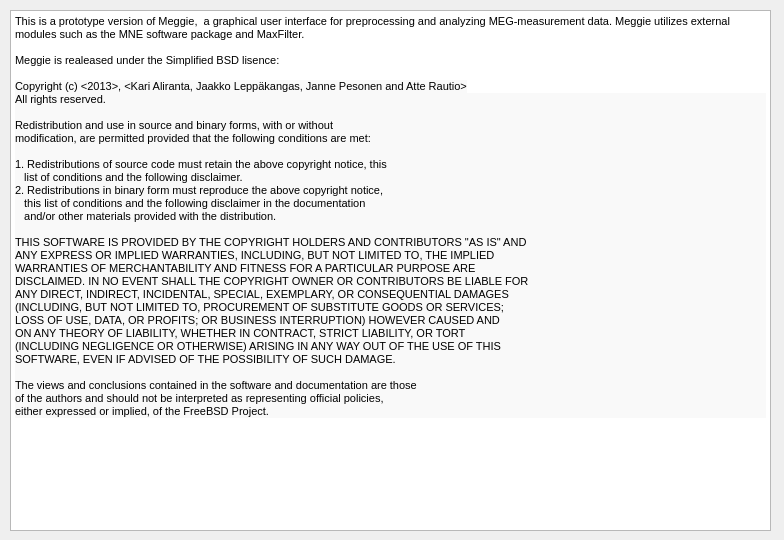
Above: hoksotin/ui/qt4Designer_ui_files/About.ui from cibr-jyu/meggie before the change. Below: the same form after it.
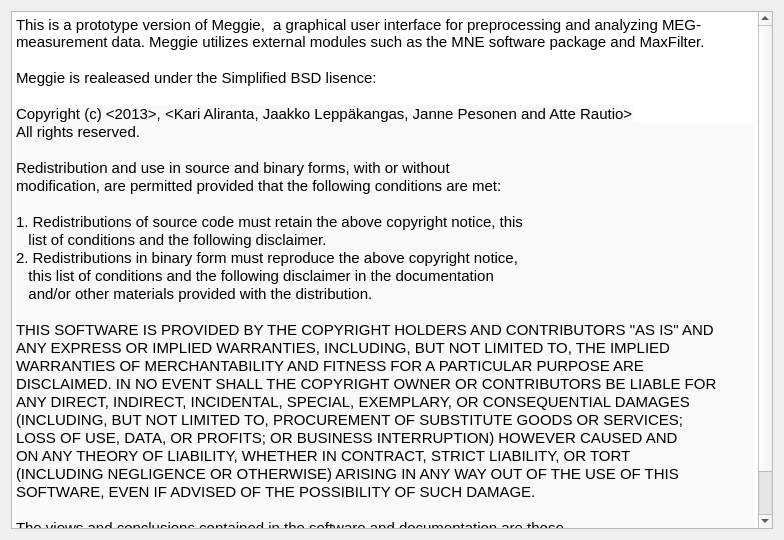
That is the form after the change.

Commit message: AboutDialogi järkeväksi

What changed in the file:
```diff
--- a/hoksotin/ui/qt4Designer_ui_files/About.ui
+++ b/hoksotin/ui/qt4Designer_ui_files/About.ui
@@ -13,52 +13,48 @@
   <property name="windowTitle">
    <string>Dialog</string>
   </property>
-  <widget class="QTextBrowser" name="textBrowser">
-   <property name="geometry">
-    <rect>
-     <x>10</x>
-     <y>10</y>
-     <width>761</width>
-     <height>521</height>
-    </rect>
-   </property>
-   <property name="html">
-    <string>&lt;!DOCTYPE HTML PUBLIC &quot;-//W3C//DTD HTML 4.0//EN&quot; &quot;http://www.w3.org/TR/REC-html40/strict.dtd&quot;&gt;
+  <layout class="QGridLayout" name="gridLayout">
+   <item row="0" column="0">
+    <widget class="QTextBrowser" name="textBrowser">
+     <property name="html">
+      <string>&lt;!DOCTYPE HTML PUBLIC &quot;-//W3C//DTD HTML 4.0//EN&quot; &quot;http://www.w3.org/TR/REC-html40/strict.dtd&quot;&gt;
 &lt;html&gt;&lt;head&gt;&lt;meta name=&quot;qrichtext&quot; content=&quot;1&quot; /&gt;&lt;style type=&quot;text/css&quot;&gt;
 p, li { white-space: pre-wrap; }
-&lt;/style&gt;&lt;/head&gt;&lt;body style=&quot; font-family:'MS Shell Dlg 2'; font-size:8.25pt; font-weight:400; font-style:normal;&quot;&gt;
-&lt;p style=&quot; margin-top:0px; margin-bottom:0px; margin-left:0px; margin-right:0px; -qt-block-indent:0; text-indent:0px;&quot;&gt;&lt;span style=&quot; font-size:8pt;&quot;&gt;This is a prototype version of Meggie,  a graphical user interface for preprocessing and analyzing MEG-measurement data. Meggie utilizes external modules such as the MNE software package and MaxFilter.&lt;/span&gt;&lt;/p&gt;
-&lt;p style=&quot;-qt-paragraph-type:empty; margin-top:0px; margin-bottom:0px; margin-left:0px; margin-right:0px; -qt-block-indent:0; text-indent:0px; font-size:8pt;&quot;&gt;&lt;br /&gt;&lt;/p&gt;
-&lt;p style=&quot; margin-top:0px; margin-bottom:0px; margin-left:0px; margin-right:0px; -qt-block-indent:0; text-indent:0px;&quot;&gt;&lt;span style=&quot; font-size:8pt;&quot;&gt;Meggie is realeased under the Simplified BSD lisence:&lt;/span&gt;&lt;/p&gt;
-&lt;p style=&quot;-qt-paragraph-type:empty; margin-top:0px; margin-bottom:0px; margin-left:0px; margin-right:0px; -qt-block-indent:0; text-indent:0px; font-size:8pt;&quot;&gt;&lt;br /&gt;&lt;/p&gt;
-&lt;p style=&quot; margin-top:0px; margin-bottom:0px; margin-left:0px; margin-right:0px; -qt-block-indent:0; text-indent:0px;&quot;&gt;&lt;span style=&quot; font-family:'monospace,Courier'; font-size:8pt; color:#000000; background-color:#f9f9f9;&quot;&gt;Copyright (c) &amp;lt;2013&amp;gt;, &amp;lt;Kari Aliranta, Jaakko Leppäkangas, Janne Pesonen and Atte Rautio&amp;gt;&lt;/span&gt;&lt;/p&gt;
-&lt;p style=&quot; margin-top:0px; margin-bottom:0px; margin-left:0px; margin-right:0px; -qt-block-indent:0; text-indent:0px; background-color:#f9f9f9;&quot;&gt;&lt;span style=&quot; font-family:'monospace,Courier'; font-size:8pt; color:#000000; background-color:#f9f9f9;&quot;&gt;All rights reserved.&lt;/span&gt;&lt;/p&gt;
-&lt;p style=&quot;-qt-paragraph-type:empty; margin-top:0px; margin-bottom:0px; margin-left:0px; margin-right:0px; -qt-block-indent:0; text-indent:0px; font-family:'monospace,Courier'; font-size:8pt; color:#000000; background-color:#f9f9f9;&quot;&gt;&lt;br /&gt;&lt;/p&gt;
-&lt;p style=&quot; margin-top:0px; margin-bottom:0px; margin-left:0px; margin-right:0px; -qt-block-indent:0; text-indent:0px; background-color:#f9f9f9;&quot;&gt;&lt;span style=&quot; font-family:'monospace,Courier'; font-size:8pt; color:#000000; background-color:#f9f9f9;&quot;&gt;Redistribution and use in source and binary forms, with or without&lt;/span&gt;&lt;/p&gt;
-&lt;p style=&quot; margin-top:0px; margin-bottom:0px; margin-left:0px; margin-right:0px; -qt-block-indent:0; text-indent:0px; background-color:#f9f9f9;&quot;&gt;&lt;span style=&quot; font-family:'monospace,Courier'; font-size:8pt; color:#000000; background-color:#f9f9f9;&quot;&gt;modification, are permitted provided that the following conditions are met: &lt;/span&gt;&lt;/p&gt;
-&lt;p style=&quot;-qt-paragraph-type:empty; margin-top:0px; margin-bottom:0px; margin-left:0px; margin-right:0px; -qt-block-indent:0; text-indent:0px; font-family:'monospace,Courier'; font-size:8pt; color:#000000; background-color:#f9f9f9;&quot;&gt;&lt;br /&gt;&lt;/p&gt;
-&lt;p style=&quot; margin-top:0px; margin-bottom:0px; margin-left:0px; margin-right:0px; -qt-block-indent:0; text-indent:0px; background-color:#f9f9f9;&quot;&gt;&lt;span style=&quot; font-family:'monospace,Courier'; font-size:8pt; color:#000000; background-color:#f9f9f9;&quot;&gt;1. Redistributions of source code must retain the above copyright notice, this&lt;/span&gt;&lt;/p&gt;
-&lt;p style=&quot; margin-top:0px; margin-bottom:0px; margin-left:0px; margin-right:0px; -qt-block-indent:0; text-indent:0px; background-color:#f9f9f9;&quot;&gt;&lt;span style=&quot; font-family:'monospace,Courier'; font-size:8pt; color:#000000; background-color:#f9f9f9;&quot;&gt;   list of conditions and the following disclaimer. &lt;/span&gt;&lt;/p&gt;
-&lt;p style=&quot; margin-top:0px; margin-bottom:0px; margin-left:0px; margin-right:0px; -qt-block-indent:0; text-indent:0px; background-color:#f9f9f9;&quot;&gt;&lt;span style=&quot; font-family:'monospace,Courier'; font-size:8pt; color:#000000; background-color:#f9f9f9;&quot;&gt;2. Redistributions in binary form must reproduce the above copyright notice,&lt;/span&gt;&lt;/p&gt;
-&lt;p style=&quot; margin-top:0px; margin-bottom:0px; margin-left:0px; margin-right:0px; -qt-block-indent:0; text-indent:0px; background-color:#f9f9f9;&quot;&gt;&lt;span style=&quot; font-family:'monospace,Courier'; font-size:8pt; color:#000000; background-color:#f9f9f9;&quot;&gt;   this list of conditions and the following disclaimer in the documentation&lt;/span&gt;&lt;/p&gt;
-&lt;p style=&quot; margin-top:0px; margin-bottom:0px; margin-left:0px; margin-right:0px; -qt-block-indent:0; text-indent:0px; background-color:#f9f9f9;&quot;&gt;&lt;span style=&quot; font-family:'monospace,Courier'; font-size:8pt; color:#000000; background-color:#f9f9f9;&quot;&gt;   and/or other materials provided with the distribution. &lt;/span&gt;&lt;/p&gt;
-&lt;p style=&quot;-qt-paragraph-type:empty; margin-top:0px; margin-bottom:0px; margin-left:0px; margin-right:0px; -qt-block-indent:0; text-indent:0px; font-family:'monospace,Courier'; font-size:8pt; color:#000000; background-color:#f9f9f9;&quot;&gt;&lt;br /&gt;&lt;/p&gt;
-&lt;p style=&quot; margin-top:0px; margin-bottom:0px; margin-left:0px; margin-right:0px; -qt-block-indent:0; text-indent:0px; background-color:#f9f9f9;&quot;&gt;&lt;span style=&quot; font-family:'monospace,Courier'; font-size:8pt; color:#000000; background-color:#f9f9f9;&quot;&gt;THIS SOFTWARE IS PROVIDED BY THE COPYRIGHT HOLDERS AND CONTRIBUTORS &amp;quot;AS IS&amp;quot; AND&lt;/span&gt;&lt;/p&gt;
-&lt;p style=&quot; margin-top:0px; margin-bottom:0px; margin-left:0px; margin-right:0px; -qt-block-indent:0; text-indent:0px; background-color:#f9f9f9;&quot;&gt;&lt;span style=&quot; font-family:'monospace,Courier'; font-size:8pt; color:#000000; background-color:#f9f9f9;&quot;&gt;ANY EXPRESS OR IMPLIED WARRANTIES, INCLUDING, BUT NOT LIMITED TO, THE IMPLIED&lt;/span&gt;&lt;/p&gt;
-&lt;p style=&quot; margin-top:0px; margin-bottom:0px; margin-left:0px; margin-right:0px; -qt-block-indent:0; text-indent:0px; background-color:#f9f9f9;&quot;&gt;&lt;span style=&quot; font-family:'monospace,Courier'; font-size:8pt; color:#000000; background-color:#f9f9f9;&quot;&gt;WARRANTIES OF MERCHANTABILITY AND FITNESS FOR A PARTICULAR PURPOSE ARE&lt;/span&gt;&lt;/p&gt;
-&lt;p style=&quot; margin-top:0px; margin-bottom:0px; margin-left:0px; margin-right:0px; -qt-block-indent:0; text-indent:0px; background-color:#f9f9f9;&quot;&gt;&lt;span style=&quot; font-family:'monospace,Courier'; font-size:8pt; color:#000000; background-color:#f9f9f9;&quot;&gt;DISCLAIMED. IN NO EVENT SHALL THE COPYRIGHT OWNER OR CONTRIBUTORS BE LIABLE FOR&lt;/span&gt;&lt;/p&gt;
-&lt;p style=&quot; margin-top:0px; margin-bottom:0px; margin-left:0px; margin-right:0px; -qt-block-indent:0; text-indent:0px; background-color:#f9f9f9;&quot;&gt;&lt;span style=&quot; font-family:'monospace,Courier'; font-size:8pt; color:#000000; background-color:#f9f9f9;&quot;&gt;ANY DIRECT, INDIRECT, INCIDENTAL, SPECIAL, EXEMPLARY, OR CONSEQUENTIAL DAMAGES&lt;/span&gt;&lt;/p&gt;
-&lt;p style=&quot; margin-top:0px; margin-bottom:0px; margin-left:0px; margin-right:0px; -qt-block-indent:0; text-indent:0px; background-color:#f9f9f9;&quot;&gt;&lt;span style=&quot; font-family:'monospace,Courier'; font-size:8pt; color:#000000; background-color:#f9f9f9;&quot;&gt;(INCLUDING, BUT NOT LIMITED TO, PROCUREMENT OF SUBSTITUTE GOODS OR SERVICES;&lt;/span&gt;&lt;/p&gt;
-&lt;p style=&quot; margin-top:0px; margin-bottom:0px; margin-left:0px; margin-right:0px; -qt-block-indent:0; text-indent:0px; background-color:#f9f9f9;&quot;&gt;&lt;span style=&quot; font-family:'monospace,Courier'; font-size:8pt; color:#000000; background-color:#f9f9f9;&quot;&gt;LOSS OF USE, DATA, OR PROFITS; OR BUSINESS INTERRUPTION) HOWEVER CAUSED AND&lt;/span&gt;&lt;/p&gt;
-&lt;p style=&quot; margin-top:0px; margin-bottom:0px; margin-left:0px; margin-right:0px; -qt-block-indent:0; text-indent:0px; background-color:#f9f9f9;&quot;&gt;&lt;span style=&quot; font-family:'monospace,Courier'; font-size:8pt; color:#000000; background-color:#f9f9f9;&quot;&gt;ON ANY THEORY OF LIABILITY, WHETHER IN CONTRACT, STRICT LIABILITY, OR TORT&lt;/span&gt;&lt;/p&gt;
-&lt;p style=&quot; margin-top:0px; margin-bottom:0px; margin-left:0px; margin-right:0px; -qt-block-indent:0; text-indent:0px; background-color:#f9f9f9;&quot;&gt;&lt;span style=&quot; font-family:'monospace,Courier'; font-size:8pt; color:#000000; background-color:#f9f9f9;&quot;&gt;(INCLUDING NEGLIGENCE OR OTHERWISE) ARISING IN ANY WAY OUT OF THE USE OF THIS&lt;/span&gt;&lt;/p&gt;
-&lt;p style=&quot; margin-top:0px; margin-bottom:0px; margin-left:0px; margin-right:0px; -qt-block-indent:0; text-indent:0px; background-color:#f9f9f9;&quot;&gt;&lt;span style=&quot; font-family:'monospace,Courier'; font-size:8pt; color:#000000; background-color:#f9f9f9;&quot;&gt;SOFTWARE, EVEN IF ADVISED OF THE POSSIBILITY OF SUCH DAMAGE.&lt;/span&gt;&lt;/p&gt;
-&lt;p style=&quot;-qt-paragraph-type:empty; margin-top:0px; margin-bottom:0px; margin-left:0px; margin-right:0px; -qt-block-indent:0; text-indent:0px; font-family:'monospace,Courier'; font-size:8pt; color:#000000; background-color:#f9f9f9;&quot;&gt;&lt;br /&gt;&lt;/p&gt;
-&lt;p style=&quot; margin-top:0px; margin-bottom:0px; margin-left:0px; margin-right:0px; -qt-block-indent:0; text-indent:0px; background-color:#f9f9f9;&quot;&gt;&lt;span style=&quot; font-family:'monospace,Courier'; font-size:8pt; color:#000000; background-color:#f9f9f9;&quot;&gt;The views and conclusions contained in the software and documentation are those&lt;/span&gt;&lt;/p&gt;
-&lt;p style=&quot; margin-top:0px; margin-bottom:0px; margin-left:0px; margin-right:0px; -qt-block-indent:0; text-indent:0px; background-color:#f9f9f9;&quot;&gt;&lt;span style=&quot; font-family:'monospace,Courier'; font-size:8pt; color:#000000; background-color:#f9f9f9;&quot;&gt;of the authors and should not be interpreted as representing official policies, &lt;/span&gt;&lt;/p&gt;
-&lt;p style=&quot; margin-top:0px; margin-bottom:12px; margin-left:0px; margin-right:0px; -qt-block-indent:0; text-indent:0px; background-color:#f9f9f9;&quot;&gt;&lt;span style=&quot; font-family:'monospace,Courier'; font-size:8pt; color:#000000; background-color:#f9f9f9;&quot;&gt;either expressed or implied, of the FreeBSD Project.&lt;/span&gt;&lt;/p&gt;&lt;/body&gt;&lt;/html&gt;</string>
-   </property>
-  </widget>
+&lt;/style&gt;&lt;/head&gt;&lt;body style=&quot; font-family:'Sans Serif'; font-size:10pt; font-weight:400; font-style:normal;&quot;&gt;
+&lt;p style=&quot; margin-top:0px; margin-bottom:0px; margin-left:0px; margin-right:0px; -qt-block-indent:0; text-indent:0px;&quot;&gt;&lt;span style=&quot; font-family:'MS Shell Dlg 2'; font-size:11pt;&quot;&gt;This is a prototype version of Meggie,  a graphical user interface for preprocessing and analyzing MEG-measurement data. Meggie utilizes external modules such as the MNE software package and MaxFilter.&lt;/span&gt;&lt;/p&gt;
+&lt;p style=&quot;-qt-paragraph-type:empty; margin-top:0px; margin-bottom:0px; margin-left:0px; margin-right:0px; -qt-block-indent:0; text-indent:0px; font-family:'MS Shell Dlg 2'; font-size:11pt;&quot;&gt;&lt;br /&gt;&lt;/p&gt;
+&lt;p style=&quot; margin-top:0px; margin-bottom:0px; margin-left:0px; margin-right:0px; -qt-block-indent:0; text-indent:0px;&quot;&gt;&lt;span style=&quot; font-family:'MS Shell Dlg 2'; font-size:11pt;&quot;&gt;Meggie is realeased under the Simplified BSD lisence:&lt;/span&gt;&lt;/p&gt;
+&lt;p style=&quot;-qt-paragraph-type:empty; margin-top:0px; margin-bottom:0px; margin-left:0px; margin-right:0px; -qt-block-indent:0; text-indent:0px; font-family:'MS Shell Dlg 2'; font-size:11pt;&quot;&gt;&lt;br /&gt;&lt;/p&gt;
+&lt;p style=&quot; margin-top:0px; margin-bottom:0px; margin-left:0px; margin-right:0px; -qt-block-indent:0; text-indent:0px;&quot;&gt;&lt;span style=&quot; font-family:'monospace,Courier'; font-size:11pt; color:#000000; background-color:#f9f9f9;&quot;&gt;Copyright (c) &amp;lt;2013&amp;gt;, &amp;lt;Kari Aliranta, Jaakko Leppäkangas, Janne Pesonen and Atte Rautio&amp;gt;&lt;/span&gt;&lt;/p&gt;
+&lt;p style=&quot; margin-top:0px; margin-bottom:0px; margin-left:0px; margin-right:0px; -qt-block-indent:0; text-indent:0px; background-color:#f9f9f9;&quot;&gt;&lt;span style=&quot; font-family:'monospace,Courier'; font-size:11pt; color:#000000; background-color:#f9f9f9;&quot;&gt;All rights reserved.&lt;/span&gt;&lt;/p&gt;
+&lt;p style=&quot;-qt-paragraph-type:empty; margin-top:0px; margin-bottom:0px; margin-left:0px; margin-right:0px; -qt-block-indent:0; text-indent:0px; font-family:'monospace,Courier'; font-size:11pt; color:#000000; background-color:#f9f9f9;&quot;&gt;&lt;br /&gt;&lt;/p&gt;
+&lt;p style=&quot; margin-top:0px; margin-bottom:0px; margin-left:0px; margin-right:0px; -qt-block-indent:0; text-indent:0px; background-color:#f9f9f9;&quot;&gt;&lt;span style=&quot; font-family:'monospace,Courier'; font-size:11pt; color:#000000; background-color:#f9f9f9;&quot;&gt;Redistribution and use in source and binary forms, with or without&lt;/span&gt;&lt;/p&gt;
+&lt;p style=&quot; margin-top:0px; margin-bottom:0px; margin-left:0px; margin-right:0px; -qt-block-indent:0; text-indent:0px; background-color:#f9f9f9;&quot;&gt;&lt;span style=&quot; font-family:'monospace,Courier'; font-size:11pt; color:#000000; background-color:#f9f9f9;&quot;&gt;modification, are permitted provided that the following conditions are met: &lt;/span&gt;&lt;/p&gt;
+&lt;p style=&quot;-qt-paragraph-type:empty; margin-top:0px; margin-bottom:0px; margin-left:0px; margin-right:0px; -qt-block-indent:0; text-indent:0px; font-family:'monospace,Courier'; font-size:11pt; color:#000000; background-color:#f9f9f9;&quot;&gt;&lt;br /&gt;&lt;/p&gt;
+&lt;p style=&quot; margin-top:0px; margin-bottom:0px; margin-left:0px; margin-right:0px; -qt-block-indent:0; text-indent:0px; background-color:#f9f9f9;&quot;&gt;&lt;span style=&quot; font-family:'monospace,Courier'; font-size:11pt; color:#000000; background-color:#f9f9f9;&quot;&gt;1. Redistributions of source code must retain the above copyright notice, this&lt;/span&gt;&lt;/p&gt;
+&lt;p style=&quot; margin-top:0px; margin-bottom:0px; margin-left:0px; margin-right:0px; -qt-block-indent:0; text-indent:0px; background-color:#f9f9f9;&quot;&gt;&lt;span style=&quot; font-family:'monospace,Courier'; font-size:11pt; color:#000000; background-color:#f9f9f9;&quot;&gt;   list of conditions and the following disclaimer. &lt;/span&gt;&lt;/p&gt;
+&lt;p style=&quot; margin-top:0px; margin-bottom:0px; margin-left:0px; margin-right:0px; -qt-block-indent:0; text-indent:0px; background-color:#f9f9f9;&quot;&gt;&lt;span style=&quot; font-family:'monospace,Courier'; font-size:11pt; color:#000000; background-color:#f9f9f9;&quot;&gt;2. Redistributions in binary form must reproduce the above copyright notice,&lt;/span&gt;&lt;/p&gt;
+&lt;p style=&quot; margin-top:0px; margin-bottom:0px; margin-left:0px; margin-right:0px; -qt-block-indent:0; text-indent:0px; background-color:#f9f9f9;&quot;&gt;&lt;span style=&quot; font-family:'monospace,Courier'; font-size:11pt; color:#000000; background-color:#f9f9f9;&quot;&gt;   this list of conditions and the following disclaimer in the documentation&lt;/span&gt;&lt;/p&gt;
+&lt;p style=&quot; margin-top:0px; margin-bottom:0px; margin-left:0px; margin-right:0px; -qt-block-indent:0; text-indent:0px; background-color:#f9f9f9;&quot;&gt;&lt;span style=&quot; font-family:'monospace,Courier'; font-size:11pt; color:#000000; background-color:#f9f9f9;&quot;&gt;   and/or other materials provided with the distribution. &lt;/span&gt;&lt;/p&gt;
+&lt;p style=&quot;-qt-paragraph-type:empty; margin-top:0px; margin-bottom:0px; margin-left:0px; margin-right:0px; -qt-block-indent:0; text-indent:0px; font-family:'monospace,Courier'; font-size:11pt; color:#000000; background-color:#f9f9f9;&quot;&gt;&lt;br /&gt;&lt;/p&gt;
+&lt;p style=&quot; margin-top:0px; margin-bottom:0px; margin-left:0px; margin-right:0px; -qt-block-indent:0; text-indent:0px; background-color:#f9f9f9;&quot;&gt;&lt;span style=&quot; font-family:'monospace,Courier'; font-size:11pt; color:#000000; background-color:#f9f9f9;&quot;&gt;THIS SOFTWARE IS PROVIDED BY THE COPYRIGHT HOLDERS AND CONTRIBUTORS &amp;quot;AS IS&amp;quot; AND&lt;/span&gt;&lt;/p&gt;
+&lt;p style=&quot; margin-top:0px; margin-bottom:0px; margin-left:0px; margin-right:0px; -qt-block-indent:0; text-indent:0px; background-color:#f9f9f9;&quot;&gt;&lt;span style=&quot; font-family:'monospace,Courier'; font-size:11pt; color:#000000; background-color:#f9f9f9;&quot;&gt;ANY EXPRESS OR IMPLIED WARRANTIES, INCLUDING, BUT NOT LIMITED TO, THE IMPLIED&lt;/span&gt;&lt;/p&gt;
+&lt;p style=&quot; margin-top:0px; margin-bottom:0px; margin-left:0px; margin-right:0px; -qt-block-indent:0; text-indent:0px; background-color:#f9f9f9;&quot;&gt;&lt;span style=&quot; font-family:'monospace,Courier'; font-size:11pt; color:#000000; background-color:#f9f9f9;&quot;&gt;WARRANTIES OF MERCHANTABILITY AND FITNESS FOR A PARTICULAR PURPOSE ARE&lt;/span&gt;&lt;/p&gt;
+&lt;p style=&quot; margin-top:0px; margin-bottom:0px; margin-left:0px; margin-right:0px; -qt-block-indent:0; text-indent:0px; background-color:#f9f9f9;&quot;&gt;&lt;span style=&quot; font-family:'monospace,Courier'; font-size:11pt; color:#000000; background-color:#f9f9f9;&quot;&gt;DISCLAIMED. IN NO EVENT SHALL THE COPYRIGHT OWNER OR CONTRIBUTORS BE LIABLE FOR&lt;/span&gt;&lt;/p&gt;
+&lt;p style=&quot; margin-top:0px; margin-bottom:0px; margin-left:0px; margin-right:0px; -qt-block-indent:0; text-indent:0px; background-color:#f9f9f9;&quot;&gt;&lt;span style=&quot; font-family:'monospace,Courier'; font-size:11pt; color:#000000; background-color:#f9f9f9;&quot;&gt;ANY DIRECT, INDIRECT, INCIDENTAL, SPECIAL, EXEMPLARY, OR CONSEQUENTIAL DAMAGES&lt;/span&gt;&lt;/p&gt;
+&lt;p style=&quot; margin-top:0px; margin-bottom:0px; margin-left:0px; margin-right:0px; -qt-block-indent:0; text-indent:0px; background-color:#f9f9f9;&quot;&gt;&lt;span style=&quot; font-family:'monospace,Courier'; font-size:11pt; color:#000000; background-color:#f9f9f9;&quot;&gt;(INCLUDING, BUT NOT LIMITED TO, PROCUREMENT OF SUBSTITUTE GOODS OR SERVICES;&lt;/span&gt;&lt;/p&gt;
+&lt;p style=&quot; margin-top:0px; margin-bottom:0px; margin-left:0px; margin-right:0px; -qt-block-indent:0; text-indent:0px; background-color:#f9f9f9;&quot;&gt;&lt;span style=&quot; font-family:'monospace,Courier'; font-size:11pt; color:#000000; background-color:#f9f9f9;&quot;&gt;LOSS OF USE, DATA, OR PROFITS; OR BUSINESS INTERRUPTION) HOWEVER CAUSED AND&lt;/span&gt;&lt;/p&gt;
+&lt;p style=&quot; margin-top:0px; margin-bottom:0px; margin-left:0px; margin-right:0px; -qt-block-indent:0; text-indent:0px; background-color:#f9f9f9;&quot;&gt;&lt;span style=&quot; font-family:'monospace,Courier'; font-size:11pt; color:#000000; background-color:#f9f9f9;&quot;&gt;ON ANY THEORY OF LIABILITY, WHETHER IN CONTRACT, STRICT LIABILITY, OR TORT&lt;/span&gt;&lt;/p&gt;
+&lt;p style=&quot; margin-top:0px; margin-bottom:0px; margin-left:0px; margin-right:0px; -qt-block-indent:0; text-indent:0px; background-color:#f9f9f9;&quot;&gt;&lt;span style=&quot; font-family:'monospace,Courier'; font-size:11pt; color:#000000; background-color:#f9f9f9;&quot;&gt;(INCLUDING NEGLIGENCE OR OTHERWISE) ARISING IN ANY WAY OUT OF THE USE OF THIS&lt;/span&gt;&lt;/p&gt;
+&lt;p style=&quot; margin-top:0px; margin-bottom:0px; margin-left:0px; margin-right:0px; -qt-block-indent:0; text-indent:0px; background-color:#f9f9f9;&quot;&gt;&lt;span style=&quot; font-family:'monospace,Courier'; font-size:11pt; color:#000000; background-color:#f9f9f9;&quot;&gt;SOFTWARE, EVEN IF ADVISED OF THE POSSIBILITY OF SUCH DAMAGE.&lt;/span&gt;&lt;/p&gt;
+&lt;p style=&quot;-qt-paragraph-type:empty; margin-top:0px; margin-bottom:0px; margin-left:0px; margin-right:0px; -qt-block-indent:0; text-indent:0px; font-family:'monospace,Courier'; font-size:11pt; color:#000000; background-color:#f9f9f9;&quot;&gt;&lt;br /&gt;&lt;/p&gt;
+&lt;p style=&quot; margin-top:0px; margin-bottom:0px; margin-left:0px; margin-right:0px; -qt-block-indent:0; text-indent:0px; background-color:#f9f9f9;&quot;&gt;&lt;span style=&quot; font-family:'monospace,Courier'; font-size:11pt; color:#000000; background-color:#f9f9f9;&quot;&gt;The views and conclusions contained in the software and documentation are those&lt;/span&gt;&lt;/p&gt;
+&lt;p style=&quot; margin-top:0px; margin-bottom:0px; margin-left:0px; margin-right:0px; -qt-block-indent:0; text-indent:0px; background-color:#f9f9f9;&quot;&gt;&lt;span style=&quot; font-family:'monospace,Courier'; font-size:11pt; color:#000000; background-color:#f9f9f9;&quot;&gt;of the authors and should not be interpreted as representing official policies, &lt;/span&gt;&lt;/p&gt;
+&lt;p style=&quot; margin-top:0px; margin-bottom:12px; margin-left:0px; margin-right:0px; -qt-block-indent:0; text-indent:0px; background-color:#f9f9f9;&quot;&gt;&lt;span style=&quot; font-family:'monospace,Courier'; font-size:11pt; color:#000000; background-color:#f9f9f9;&quot;&gt;either expressed or implied, of the FreeBSD Project.&lt;/span&gt;&lt;/p&gt;&lt;/body&gt;&lt;/html&gt;</string>
+     </property>
+    </widget>
+   </item>
+  </layout>
  </widget>
  <resources/>
  <connections/>
```
Left out of the diff: 4 changed lines with no effect on the pictures. The commit also changes 14 other files.
